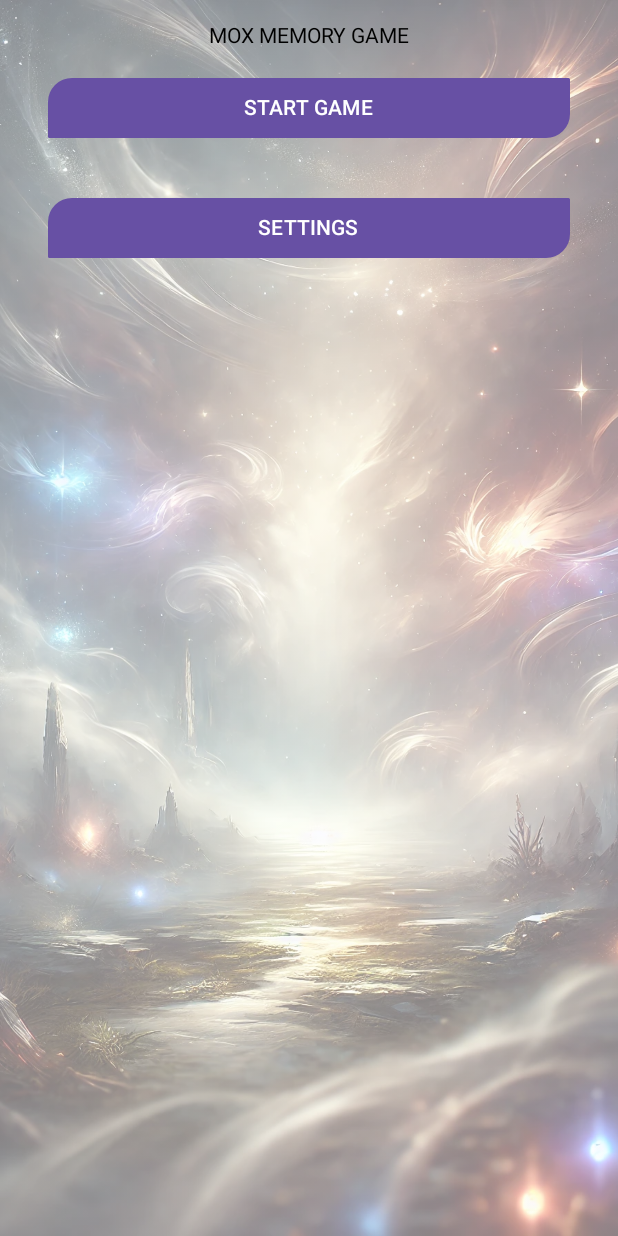
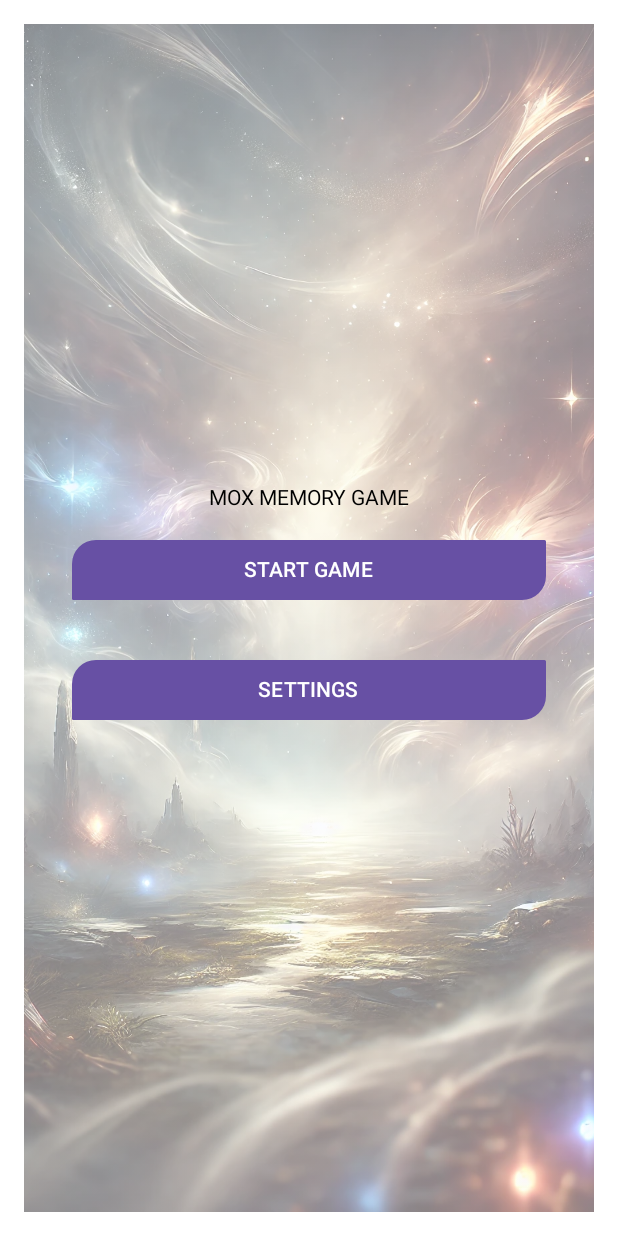
Before and after one commit to moxmose/MoxMemoryGamePublic, an Android app built with Jetpack Compose: the @Preview function OpeningMenuScreenPreview, on a phone screen of 412 x 824 dp. Run offline under Robolectric (Android 15) with nearby library versions, the phone set to English and light mode, and no system bars; Roboto replaces fonts that are not available here.

Commit message:
Refactor: Update layout and padding in OpeningMenuScreen
-   Refactored `OpeningMenuScreen` to use `Box` for layout, centering content.
-   Applied `innerPadding` to the `Box` container to manage padding effectively.
-   Adjusted column layout inside `Box` to accommodate the changes.
- Removed duplicate `padding` application.

```diff
--- a/app/src/main/java/com/example/moxmemorygame/ui/OpeningMenuScreen.kt
+++ b/app/src/main/java/com/example/moxmemorygame/ui/OpeningMenuScreen.kt
@@ -1,6 +1,7 @@
 package com.example.moxmemorygame.ui
 
 import androidx.compose.foundation.Image
+import androidx.compose.foundation.layout.Box
 import androidx.compose.foundation.layout.Column
 import androidx.compose.foundation.layout.PaddingValues
 import androidx.compose.foundation.layout.fillMaxSize
@@ -10,6 +11,7 @@ import androidx.compose.foundation.shape.RoundedCornerShape
 import androidx.compose.material3.Button
 import androidx.compose.material3.Text
 import androidx.compose.runtime.Composable
+import androidx.compose.ui.Alignment
 import androidx.compose.ui.Modifier
 import androidx.compose.ui.layout.ContentScale
 import androidx.compose.ui.res.painterResource
@@ -26,6 +28,12 @@ fun OpeningMenuScreen(
     navigateToPreferences: () -> Unit,
 //    navHostController: NavHostController,
     innerPadding: PaddingValues
+) {
+    Box(
+        modifier = Modifier
+            .fillMaxSize()
+            .padding(innerPadding), // Apply innerPadding here
+        contentAlignment = Alignment.Center
     ) {
         BackgroundImg()
         Column(
@@ -50,7 +58,7 @@ fun OpeningMenuScreen(
                     .padding(16.dp)
                     .fillMaxWidth()
             ) {
-            Text( text = "START GAME")
+                Text(text = "START GAME")
             }
             Button(
                 onClick = { navigateToPreferences() },
@@ -64,7 +72,8 @@ fun OpeningMenuScreen(
                     .padding(16.dp)
                     .fillMaxWidth()
             ) {
-            Text( text = "SETTINGS")
+                Text(text = "SETTINGS")
+            }
         }
     }
 }
```
Lines whose indentation alone changed are shown as unchanged.
